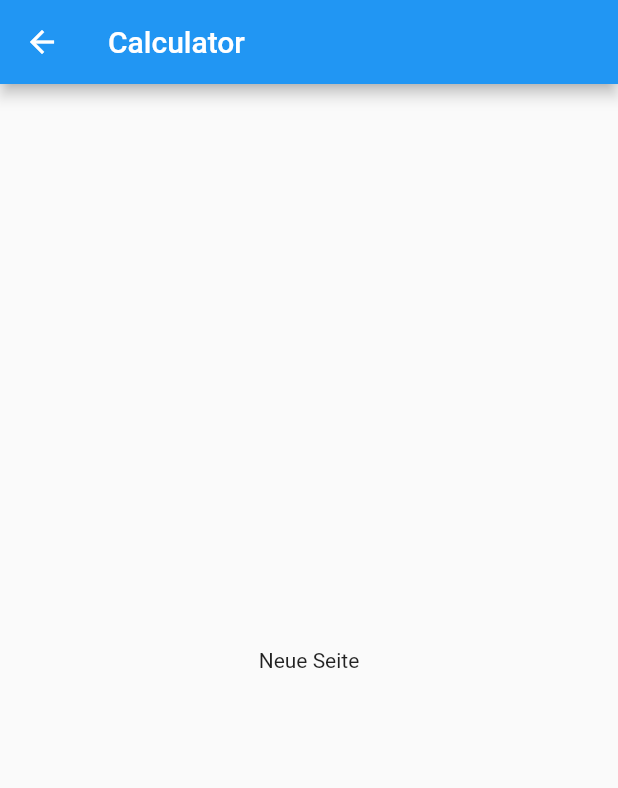
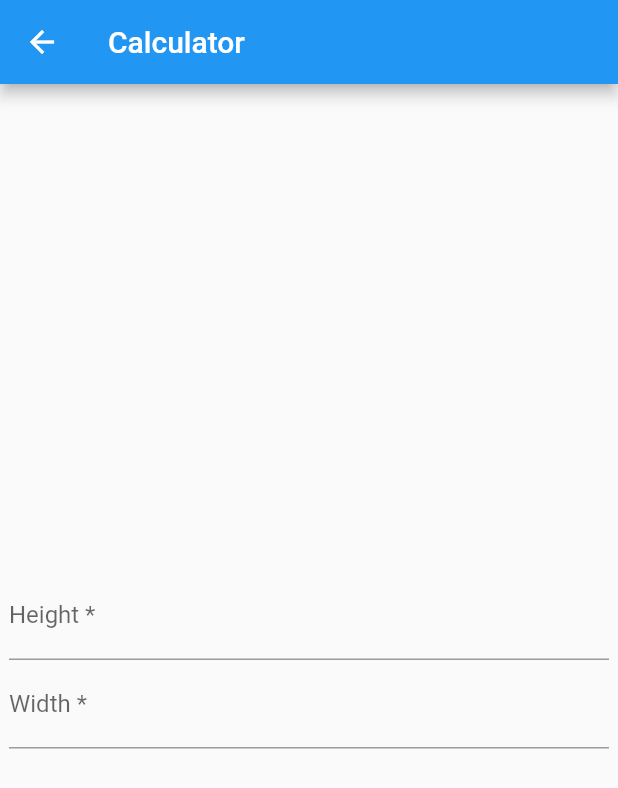
Before and after one commit to fullyonline/SOM_BMI_Calculator, a Flutter app: the screen it shows after launch, after a tap on "Go to BMI Calculator", on a phone screen of 412 x 824 dp. Shown: the top 788 px of the screen. Run offline on Flutter 3.47's test engine with Material 2 defaults, Android fonts, the phone set to English and light mode, and no system bars.

Commit message:
added input fields for calc

```diff
--- a/lib/bmiInput.dart
+++ b/lib/bmiInput.dart
@@ -1,10 +1,28 @@
 import 'package:flutter/cupertino.dart';
 import 'package:flutter/material.dart';
 
-class BmiInput extends StatelessWidget {
+class BmiInput extends StatefulWidget {
   const BmiInput({super.key});
 
-  // This widget is the root of your application.
+  @override
+  BmiInputState createState() {
+    return BmiInputState();
+  }
+}
+
+class BmiInputState extends State<BmiInput> {
+  final _formKey = GlobalKey<FormState>();
+  final heightController = TextEditingController();
+  final widthController = TextEditingController();
+
+  @override
+  void dispose() {
+    // Clean up the controller when the widget is disposed.
+    heightController.dispose();
+    widthController.dispose();
+    super.dispose();
+  }
+
   @override
   Widget build(BuildContext context) {
     return Scaffold(
@@ -12,8 +30,39 @@ class BmiInput extends StatelessWidget {
         title: Text("Calculator"),
       ),
       body: Center(
-          child: Text("Neue Seite")
-      ),
+          child: SizedBox(
+            width: 400,
+            child: Form(
+              key: _formKey,
+              child: Column(
+                crossAxisAlignment: CrossAxisAlignment.center, // horizontale Ausrichtung innerhalb der Column
+                mainAxisSize: MainAxisSize.min, // vertikale Ausrichtung
+                children: <Widget>[
+                TextFormField(
+                  decoration: const InputDecoration(
+                    hintText: 'Height in cm',
+                    labelText: 'Height *',
+                  ),
+                  controller: heightController,
+                  validator: (String? value) {
+                    return (value != null && value.isNotEmpty && double.tryParse(value) != null) ? null : "Enter valid number";
+                  },
+                ),
+                TextFormField(
+                  decoration: const InputDecoration(
+                    hintText: 'Width in cm',
+                    labelText: 'Width *',
+                  ),
+                  controller: widthController,
+                  validator: (String? value) {
+                    return (value != null && value.isNotEmpty && double.tryParse(value) != null) ? null : "Enter valid number";
+                  },
+                )
+              ],
+            ),
+          )
+        )
+      )
     );
   }
 }
--- a/lib/main.dart
+++ b/lib/main.dart
@@ -19,7 +19,7 @@ class MyApp extends StatelessWidget {
       theme: ThemeData(
         primarySwatch: Colors.blue,
       ),
-      home: const MyHomePage(title: 'Flutter Demo Home Page'),
+      home: const MyHomePage(title: 'BMI App'),
     );
   }
 }
```
